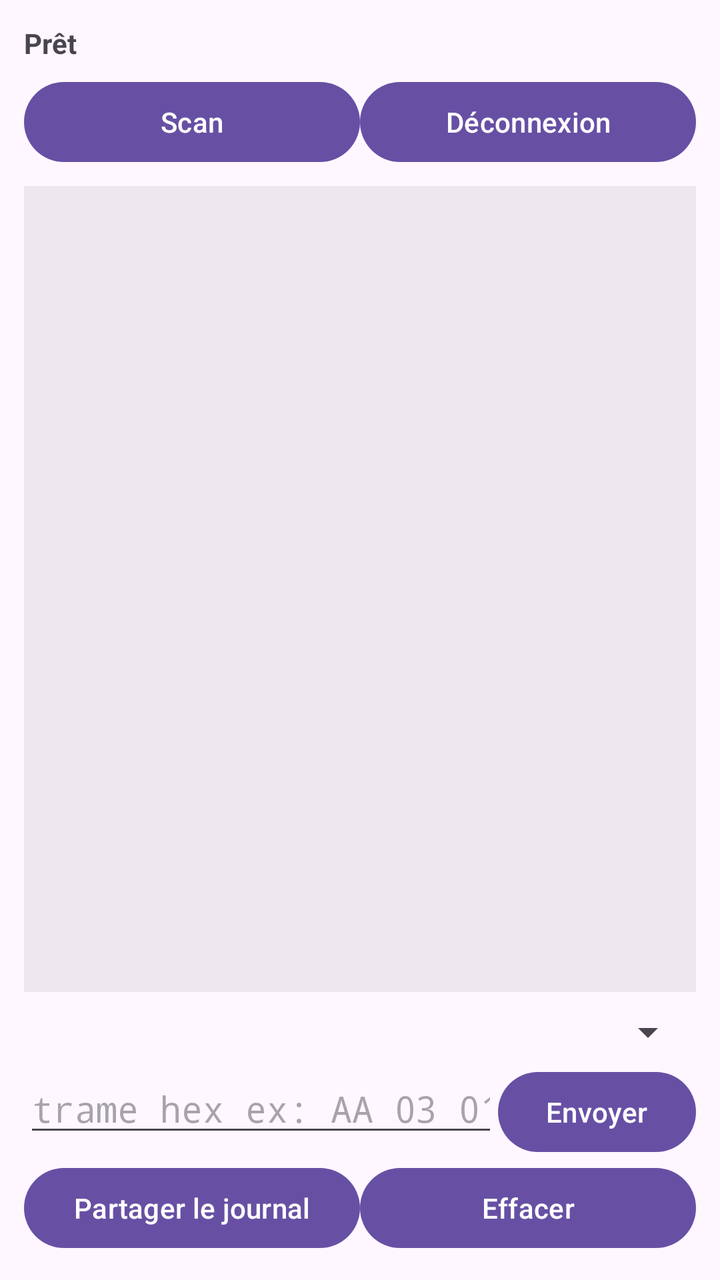
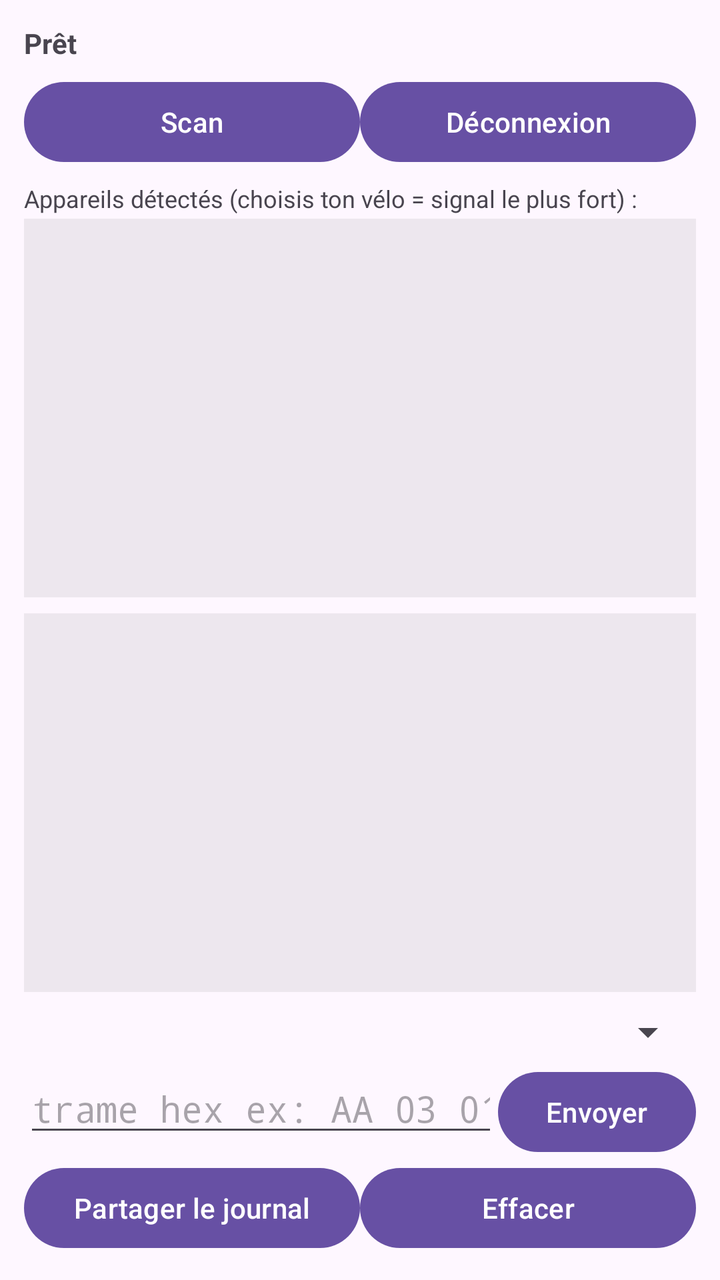

An Android layout rendered at two revisions. The XML below is the earlier revision; the diff shows what the commit changed to produce the second picture.
<!-- AndroidManifest.xml: application theme Theme.FiidoOpen -->
<!-- res/layout/activity_main.xml -->
<?xml version="1.0" encoding="utf-8"?>
<LinearLayout xmlns:android="http://schemas.android.com/apk/res/android"
    android:layout_width="match_parent"
    android:layout_height="match_parent"
    android:orientation="vertical"
    android:padding="12dp">

    <TextView
        android:id="@+id/status"
        android:layout_width="match_parent"
        android:layout_height="wrap_content"
        android:text="Prêt"
        android:textStyle="bold"
        android:paddingBottom="6dp" />

    <LinearLayout
        android:layout_width="match_parent"
        android:layout_height="wrap_content"
        android:orientation="horizontal">
        <Button
            android:id="@+id/scanBtn"
            android:layout_width="0dp"
            android:layout_height="wrap_content"
            android:layout_weight="1"
            android:text="Scan" />
        <Button
            android:id="@+id/disconnectBtn"
            android:layout_width="0dp"
            android:layout_height="wrap_content"
            android:layout_weight="1"
            android:text="Déconnexion" />
    </LinearLayout>

    <TextView
        android:id="@+id/logView"
        android:layout_width="match_parent"
        android:layout_height="0dp"
        android:layout_weight="1"
        android:fontFamily="monospace"
        android:textSize="11sp"
        android:scrollbars="vertical"
        android:background="#11000000"
        android:padding="6dp"
        android:layout_marginTop="8dp" />

    <Spinner
        android:id="@+id/charSpinner"
        android:layout_width="match_parent"
        android:layout_height="wrap_content"
        android:layout_marginTop="8dp" />

    <LinearLayout
        android:layout_width="match_parent"
        android:layout_height="wrap_content"
        android:orientation="horizontal"
        android:layout_marginTop="4dp">
        <EditText
            android:id="@+id/hexInput"
            android:layout_width="0dp"
            android:layout_height="wrap_content"
            android:layout_weight="1"
            android:hint="trame hex ex: AA 03 01"
            android:inputType="textCapCharacters"
            android:fontFamily="monospace" />
        <Button
            android:id="@+id/sendBtn"
            android:layout_width="wrap_content"
            android:layout_height="wrap_content"
            android:text="Envoyer" />
    </LinearLayout>

    <LinearLayout
        android:layout_width="match_parent"
        android:layout_height="wrap_content"
        android:orientation="horizontal">
        <Button
            android:id="@+id/shareBtn"
            android:layout_width="0dp"
            android:layout_height="wrap_content"
            android:layout_weight="1"
            android:text="Partager le journal" />
        <Button
            android:id="@+id/clearBtn"
            android:layout_width="0dp"
            android:layout_height="wrap_content"
            android:layout_weight="1"
            android:text="Effacer" />
    </LinearLayout>

</LinearLayout>
<!-- resources referenced by this layout -->
<resources>
  <style name="Theme.FiidoOpen" parent="Theme.Material3.DayNight.NoActionBar" />
</resources>

<!-- the commit's change to res/layout/activity_main.xml (unified diff, before → after) -->
@@ -30,6 +30,26 @@
             android:layout_weight="1"
             android:text="Déconnexion" />
     </LinearLayout>
+
+    <TextView
+        android:layout_width="match_parent"
+        android:layout_height="wrap_content"
+        android:text="Appareils détectés (choisis ton vélo = signal le plus fort) :"
+        android:textSize="12sp"
+        android:paddingTop="6dp"
+        android:paddingBottom="2dp" />
+
+    <ScrollView
+        android:layout_width="match_parent"
+        android:layout_height="0dp"
+        android:layout_weight="1"
+        android:background="#11000000">
+        <LinearLayout
+            android:id="@+id/deviceList"
+            android:layout_width="match_parent"
+            android:layout_height="wrap_content"
+            android:orientation="vertical" />
+    </ScrollView>
 
     <TextView
         android:id="@+id/logView"
